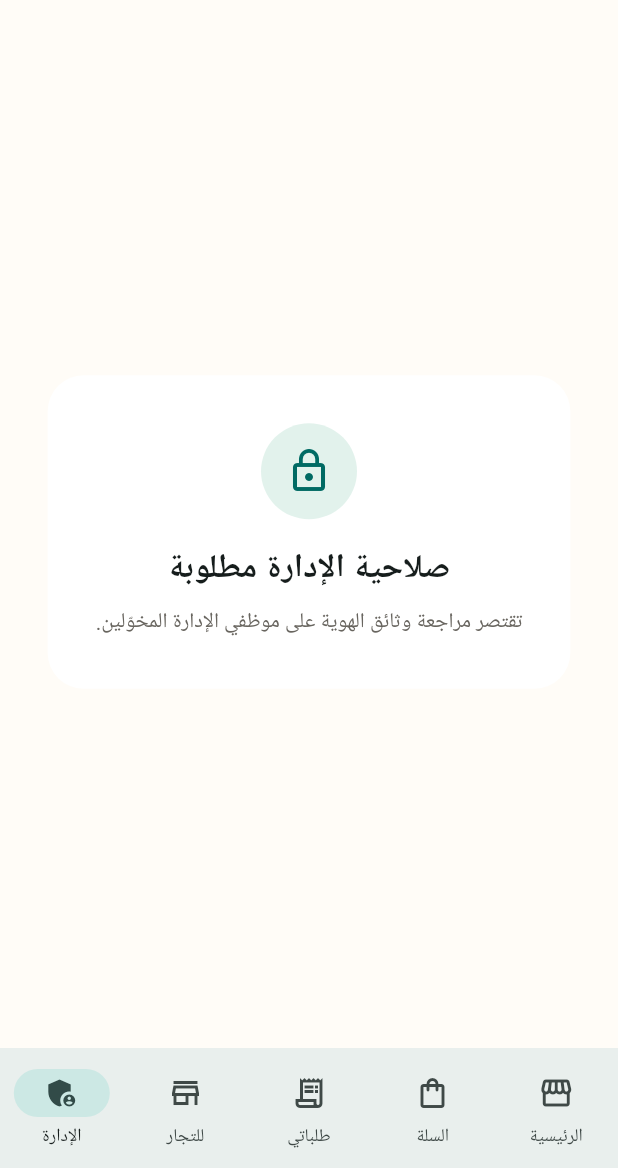
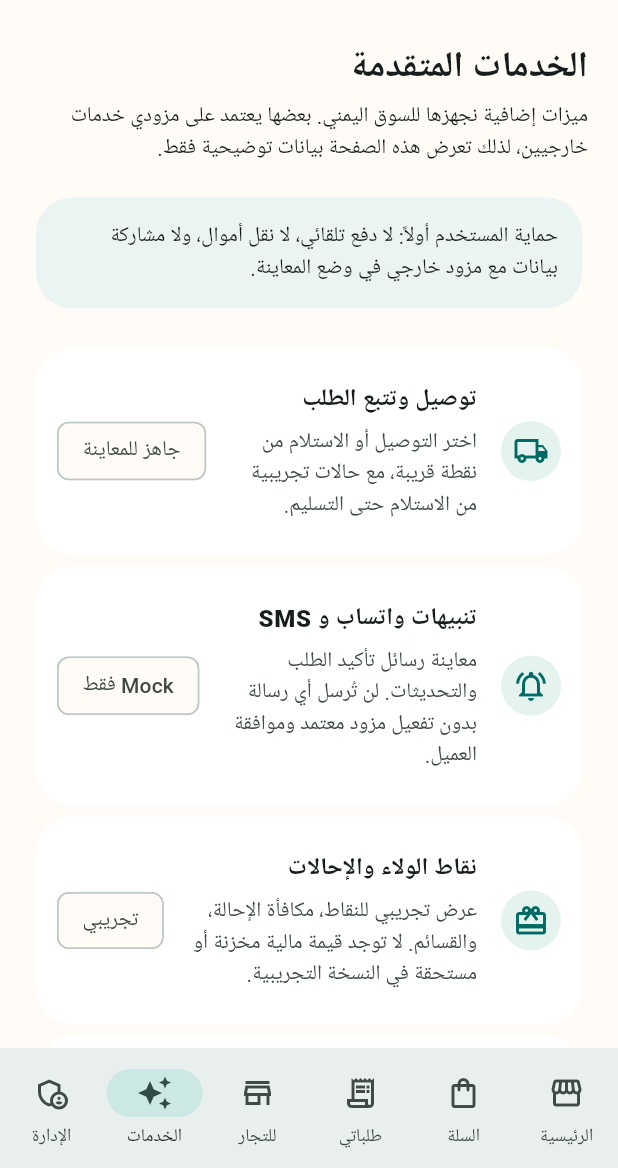
Before and after one commit to Aiman003516/yemen-commerce, a Flutter app: the screen it shows after launch, item 5 of the bottom bar chosen, on a phone screen of 412 x 824 dp, the part 68-1236 px from its top. Run offline on Flutter 3.47's test engine with Material 3 defaults, Android fonts, the phone set to English and light mode, and no system bars; our stand-ins replace file_picker, flutter_secure_storage, supabase_flutter; accounts and stored records are empty; network calls fail.

Commit message:
feat: add customer provider services preview

```diff
--- a/flutter_app/lib/features/marketplace_shell.dart
+++ b/flutter_app/lib/features/marketplace_shell.dart
@@ -39,6 +39,7 @@ class _MarketplaceShellState extends State<MarketplaceShell> {
       Icons.store_mall_directory_outlined,
       Icons.store_mall_directory,
     ),
+    _Destination('الخدمات', Icons.auto_awesome_outlined, Icons.auto_awesome),
     _Destination(
       'الإدارة',
       Icons.admin_panel_settings_outlined,
@@ -156,6 +157,7 @@ class _MarketplaceShellState extends State<MarketplaceShell> {
     1 => _CartPage(user: widget.user),
     2 => _OrdersPage(user: widget.user),
     3 => _MerchantPage(user: widget.user),
+    4 => const _ServicesPage(),
     _ => _AdminPage(user: widget.user),
   };
 
@@ -2964,6 +2966,105 @@ class _OperationsCard extends StatelessWidget {
   );
 }
 
+class _ServicesPage extends StatelessWidget {
+  const _ServicesPage();
+
+  static const services = [
+    (
+      title: 'توصيل وتتبع الطلب',
+      detail: 'اختر التوصيل أو الاستلام من نقطة قريبة، مع حالات تجريبية من الاستلام حتى التسليم.',
+      icon: Icons.local_shipping_outlined,
+      status: 'جاهز للمعاينة',
+    ),
+    (
+      title: 'تنبيهات واتساب و SMS',
+      detail: 'معاينة رسائل تأكيد الطلب والتحديثات. لن تُرسل أي رسالة بدون تفعيل مزود معتمد وموافقة العميل.',
+      icon: Icons.notifications_active_outlined,
+      status: 'Mock فقط',
+    ),
+    (
+      title: 'نقاط الولاء والإحالات',
+      detail: 'عرض تجريبي للنقاط، مكافأة الإحالة، والقسائم. لا توجد قيمة مالية مخزنة أو مستحقة في النسخة التجريبية.',
+      icon: Icons.card_giftcard_outlined,
+      status: 'تجريبي',
+    ),
+    (
+      title: 'قنوات اجتماعية',
+      detail: 'معاينة مشاركة المنتج والكتالوج الخارجي. النشر والمزامنة يتطلبان حساباً وموافقة من القناة.',
+      icon: Icons.share_outlined,
+      status: 'قيد الإعداد',
+    ),
+    (
+      title: 'خيارات تمويل',
+      detail: 'معلومات توعوية فقط. لا يوجد عرض ائتماني أو قرار تمويل أو طلب بيانات مالية هنا.',
+      icon: Icons.account_balance_outlined,
+      status: 'محجوب',
+    ),
+  ];
+
+  @override
+  Widget build(BuildContext context) => ListView(
+    padding: const EdgeInsets.fromLTRB(20, 18, 20, 48),
+    children: [
+      Text(
+        'الخدمات المتقدمة',
+        style: Theme.of(context).textTheme.headlineSmall
+            ?.copyWith(fontWeight: FontWeight.w800),
+      ),
+      const SizedBox(height: 6),
+      const Text(
+        'ميزات إضافية نجهزها للسوق اليمني. بعضها يعتمد على مزودي خدمات خارجيين، لذلك تعرض هذه الصفحة بيانات توضيحية فقط.',
+      ),
+      const SizedBox(height: 18),
+      Card(
+        color: const Color(0xFFEAF4F2),
+        child: const Padding(
+          padding: EdgeInsets.all(16),
+          child: Text(
+            'حماية المستخدم أولاً: لا دفع تلقائي، لا نقل أموال، ولا مشاركة بيانات مع مزود خارجي في وضع المعاينة.',
+          ),
+        ),
+      ),
+      const SizedBox(height: 18),
+      ...services.map(
+        (service) => Card(
+          child: ListTile(
+            contentPadding: const EdgeInsets.all(14),
+            leading: CircleAvatar(
+              backgroundColor: const Color(0xFFE5F3EE),
+              child: Icon(service.icon, color: const Color(0xFF006A63)),
+            ),
+            title: Text(
+              service.title,
+              style: const TextStyle(fontWeight: FontWeight.w800),
+            ),
+            subtitle: Padding(
+              padding: const EdgeInsets.only(top: 6),
+              child: Text(service.detail),
+            ),
+            trailing: Chip(label: Text(service.status)),
+            onTap: () => showDialog<void>(
+              context: context,
+              builder: (context) => AlertDialog(
+                title: Text(service.title),
+                content: Text(
+                  '${service.detail}\\n\\nهذه شاشة Mock؛ لن يتم تنفيذ أي اتصال خارجي أو عملية مالية حتى تفعيل مزود موثق.',
+                ),
+                actions: [
+                  TextButton(
+                    onPressed: () => Navigator.pop(context),
+                    child: const Text('إغلاق'),
+                  ),
+                ],
+              ),
+            ),
+          ),
+        ),
+      ),
+    ],
+  );
+}
+
 class _AdminPage extends StatefulWidget {
   const _AdminPage({this.user});
   final SessionUser? user;
```
